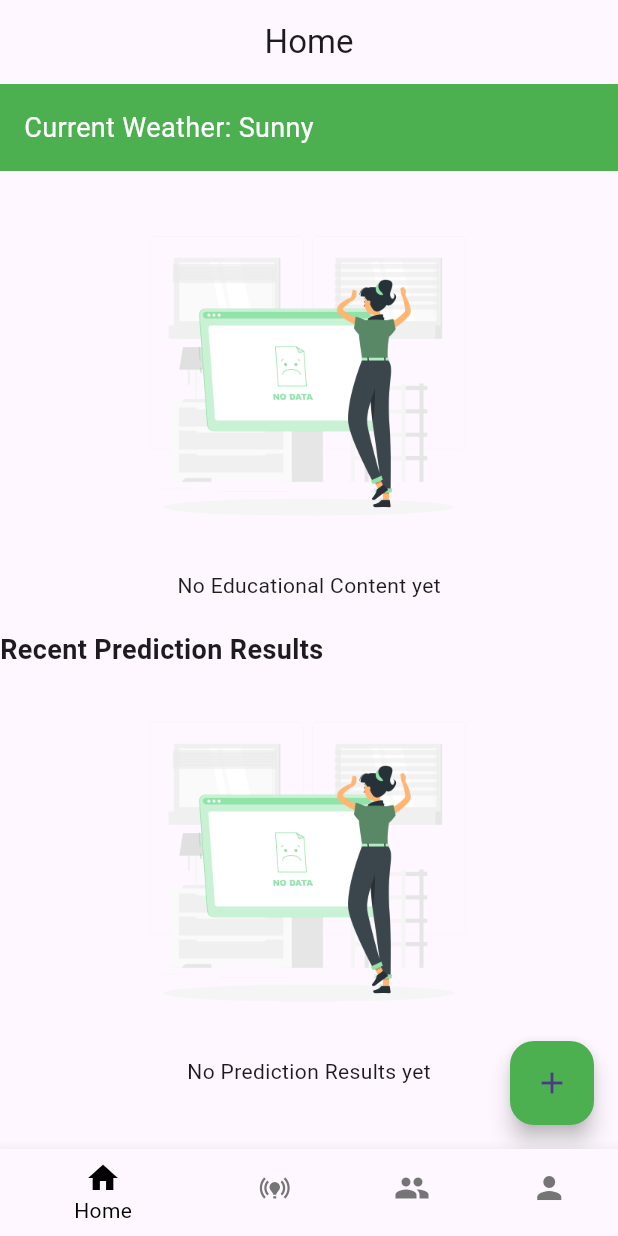
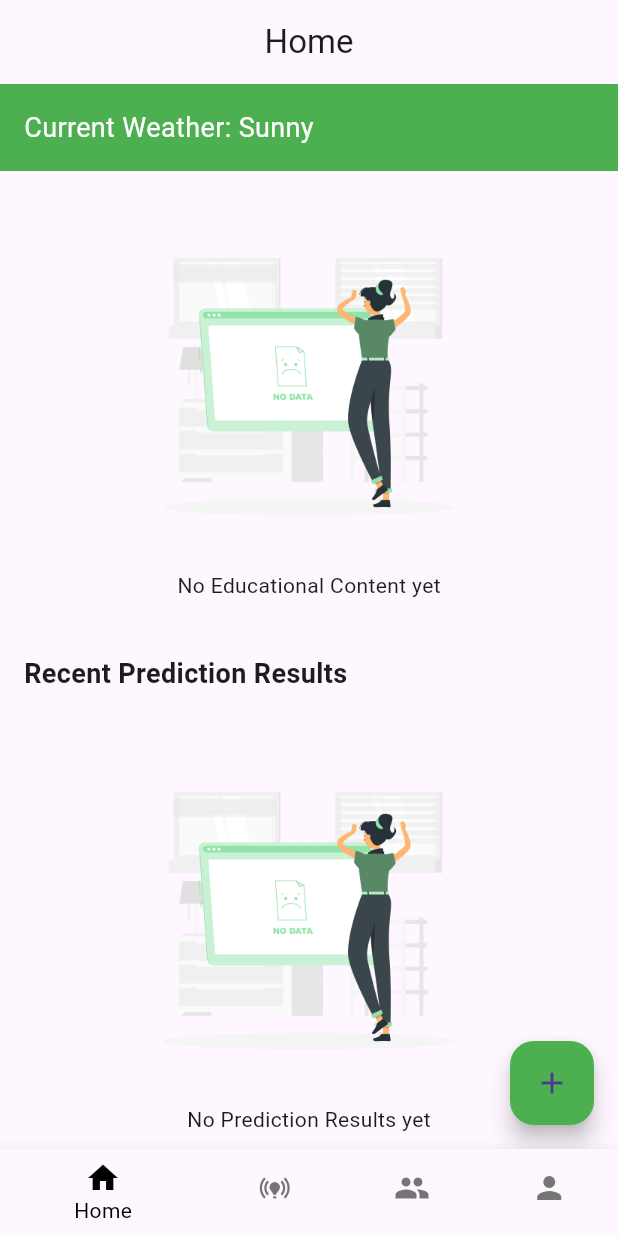
Before and after one commit to mwayandau1/farm_well, a Flutter app: the screen it shows once a user with an empty profile is signed in, on a phone screen of 412 x 824 dp. Run offline on Flutter 3.47's test engine with Material 3 defaults, Android fonts, the phone set to English and light mode, and no system bars; our stand-ins replace carousel_slider, cloud_firestore, firebase_auth, firebase_core, firebase_storage, google_sign_in and 1 more; accounts and stored records are empty.

Commit message:
Modified home screen for the display of the prediction results title

```diff
--- a/lib/screens/home.dart
+++ b/lib/screens/home.dart
@@ -135,11 +135,14 @@ class _HomeScreenState extends State<HomeScreen> {
               },
             ),
             const SizedBox(height: 20.0),
-            const Text(
-              'Recent Prediction Results',
-              style: TextStyle(
-                fontWeight: FontWeight.bold,
-                fontSize: 18.0,
+            const Padding(
+              padding: EdgeInsets.all(16.0),
+              child: Text(
+                'Recent Prediction Results',
+                style: TextStyle(
+                  fontWeight: FontWeight.bold,
+                  fontSize: 18.0,
+                ),
               ),
             ),
             const SizedBox(height: 8.0),
```
